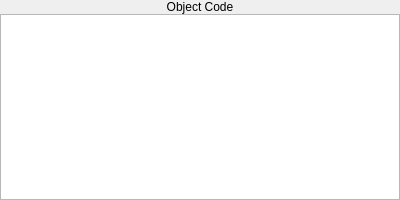
Above: objectcodepane.ui from StanWarford/pep8cpu before the change. Below: the same form after it.
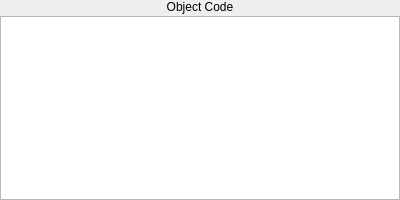
That is the form after the change.

Commit message: Modified object code pane to have a label with the column names.

The edit to the form file:
```diff
--- a/objectcodepane.ui
+++ b/objectcodepane.ui
@@ -19,14 +19,14 @@
   <property name="windowTitle">
    <string>Form</string>
   </property>
-  <layout class="QGridLayout" name="gridLayout">
-   <property name="verticalSpacing">
-    <number>0</number>
+  <layout class="QVBoxLayout" name="verticalLayout">
+   <property name="spacing">
+    <number>2</number>
    </property>
    <property name="margin">
     <number>0</number>
    </property>
-   <item row="0" column="0">
+   <item>
     <widget class="QLabel" name="label">
      <property name="palette">
       <palette>
@@ -100,11 +100,14 @@
      </property>
     </widget>
    </item>
-   <item row="1" column="0">
+   <item>
     <widget class="QPlainTextEdit" name="plainTextEdit">
      <property name="readOnly">
       <bool>true</bool>
      </property>
+     <property name="plainText">
+      <string>                          </string>
+     </property>
     </widget>
    </item>
   </layout>
```
The commit also changes 7 other files.
